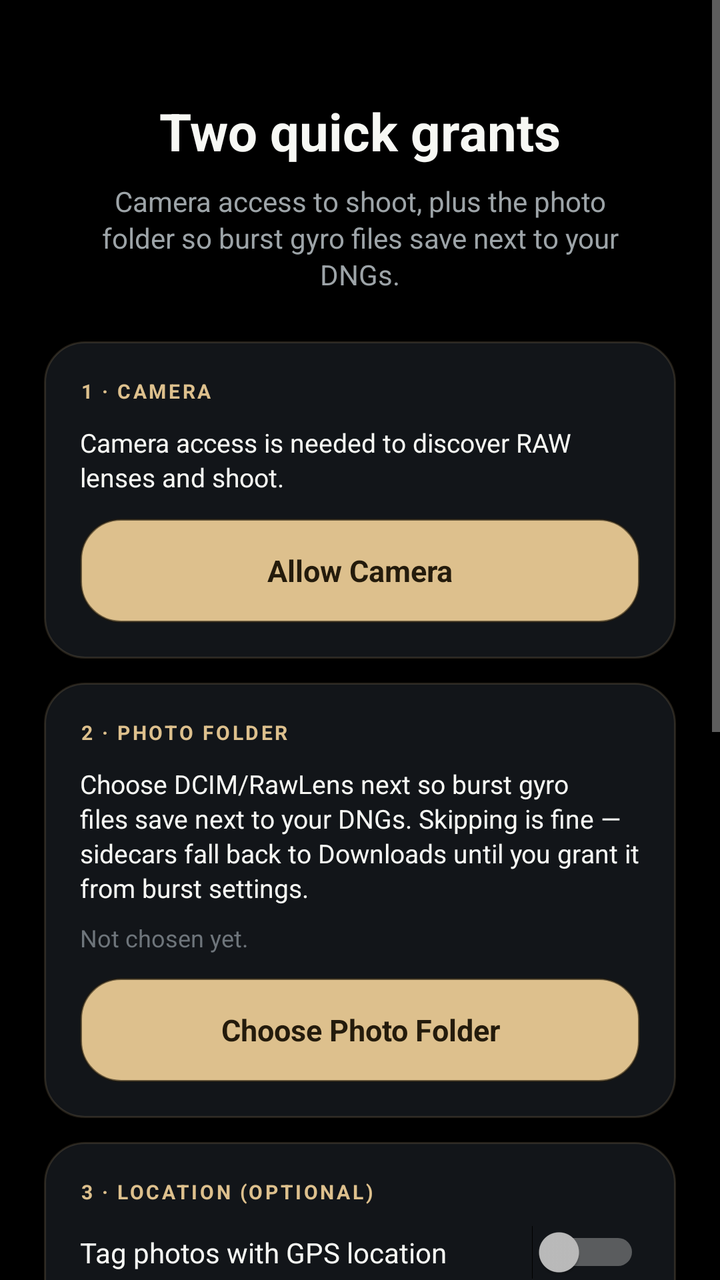
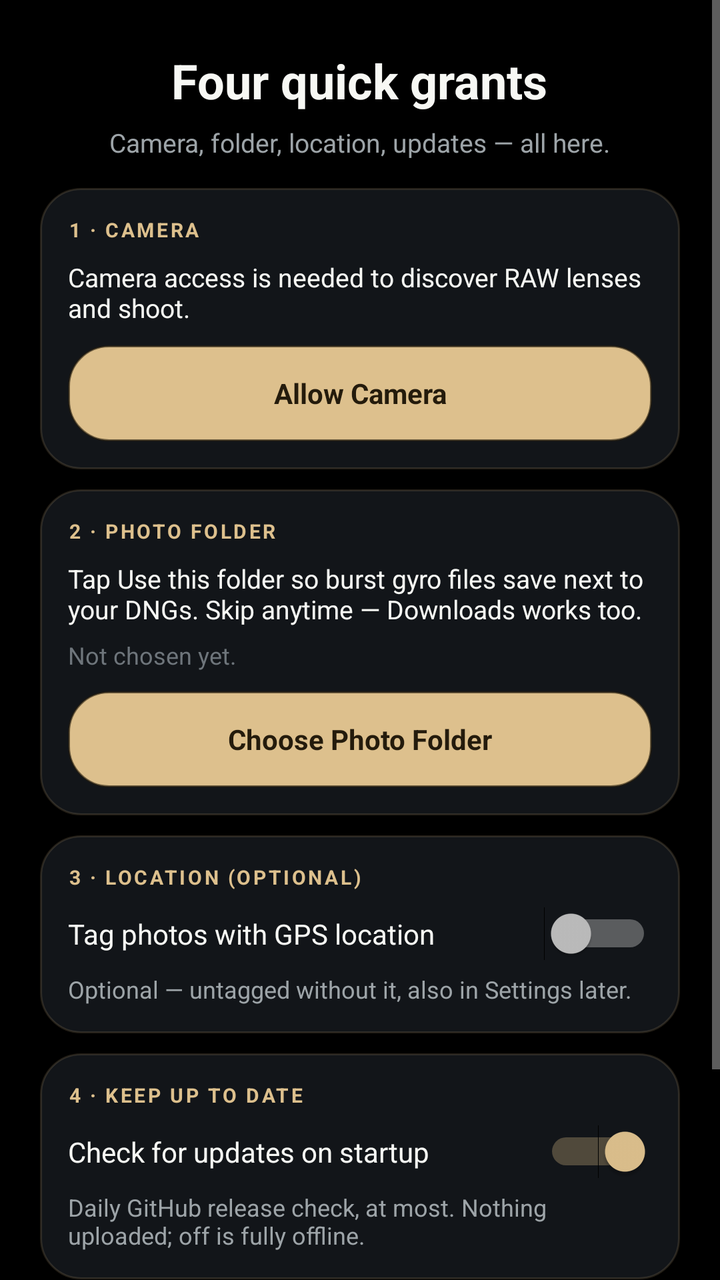

Before-and-after screenshots of an Android layout around one commit, followed by the original layout XML and the change that was made.
<!-- AndroidManifest.xml: application theme Theme.RawLens -->
<!-- res/layout/activity_welcome_permissions.xml -->
<?xml version="1.0" encoding="utf-8"?>
<ScrollView xmlns:android="http://schemas.android.com/apk/res/android"
    android:layout_width="match_parent"
    android:layout_height="match_parent"
    android:background="@android:color/black"
    android:fillViewport="true">

    <LinearLayout
        android:layout_width="match_parent"
        android:layout_height="wrap_content"
        android:gravity="center_horizontal"
        android:orientation="vertical"
        android:paddingStart="22dp"
        android:paddingEnd="22dp"
        android:paddingTop="48dp"
        android:paddingBottom="40dp">

        <TextView
            android:layout_width="wrap_content"
            android:layout_height="wrap_content"
            android:text="Two quick grants"
            android:textColor="@color/text_primary"
            android:textSize="26sp"
            android:textStyle="bold" />

        <TextView
            android:layout_width="260dp"
            android:layout_height="wrap_content"
            android:layout_marginTop="8dp"
            android:gravity="center"
            android:text="Camera access to shoot, plus the photo folder so burst gyro files save next to your DNGs."
            android:textColor="@color/text_secondary"
            android:textSize="14sp"
            android:lineSpacingExtra="2dp" />

        
        <LinearLayout
            android:layout_width="match_parent"
            android:layout_height="wrap_content"
            android:layout_marginTop="24dp"
            android:background="@drawable/welcome_card"
            android:orientation="vertical"
            android:padding="18dp">

            <TextView
                android:layout_width="wrap_content"
                android:layout_height="wrap_content"
                android:letterSpacing="0.12"
                android:text="1 · CAMERA"
                android:textColor="@color/accent"
                android:textSize="10sp"
                android:textStyle="bold" />

            <TextView
                android:id="@+id/permCameraStatus"
                android:layout_width="match_parent"
                android:layout_height="wrap_content"
                android:layout_marginTop="10dp"
                android:text="Camera access is needed to discover RAW lenses and shoot."
                android:textColor="@color/text_primary"
                android:textSize="13sp"
                android:lineSpacingExtra="2dp" />

            <Button
                android:id="@+id/permCameraButton"
                android:layout_width="match_parent"
                android:layout_height="52dp"
                android:layout_marginTop="12dp"
                android:background="@drawable/welcome_cta"
                android:text="Allow Camera"
                android:textAllCaps="false"
                android:textColor="@color/accent_dark"
                android:textSize="15sp"
                android:textStyle="bold"
                android:minHeight="52dp" />
        </LinearLayout>

        
        <LinearLayout
            android:layout_width="match_parent"
            android:layout_height="wrap_content"
            android:layout_marginTop="12dp"
            android:background="@drawable/welcome_card"
            android:orientation="vertical"
            android:padding="18dp">

            <TextView
                android:layout_width="wrap_content"
                android:layout_height="wrap_content"
                android:letterSpacing="0.12"
                android:text="2 · PHOTO FOLDER"
                android:textColor="@color/accent"
                android:textSize="10sp"
                android:textStyle="bold" />

            <TextView
                android:layout_width="match_parent"
                android:layout_height="wrap_content"
                android:layout_marginTop="10dp"
                android:text="Choose DCIM/RawLens next so burst gyro files save next to your DNGs. Skipping is fine — sidecars fall back to Downloads until you grant it from burst settings."
                android:textColor="@color/text_primary"
                android:textSize="13sp"
                android:lineSpacingExtra="2dp" />

            <TextView
                android:id="@+id/permFolderStatus"
                android:layout_width="match_parent"
                android:layout_height="wrap_content"
                android:layout_marginTop="8dp"
                android:text="Not chosen yet."
                android:textColor="@color/text_muted"
                android:textSize="12sp" />

            <Button
                android:id="@+id/permFolderButton"
                android:layout_width="match_parent"
                android:layout_height="52dp"
                android:layout_marginTop="12dp"
                android:background="@drawable/welcome_cta"
                android:text="Choose Photo Folder"
                android:textAllCaps="false"
                android:textColor="@color/accent_dark"
                android:textSize="15sp"
                android:textStyle="bold"
                android:minHeight="52dp" />
        </LinearLayout>

        
        <LinearLayout
            android:layout_width="match_parent"
            android:layout_height="wrap_content"
            android:layout_marginTop="12dp"
            android:background="@drawable/welcome_card"
            android:orientation="vertical"
            android:padding="18dp">

            <TextView
                android:layout_width="wrap_content"
                android:layout_height="wrap_content"
                android:letterSpacing="0.12"
                android:text="3 · LOCATION (OPTIONAL)"
                android:textColor="@color/accent"
                android:textSize="10sp"
                android:textStyle="bold" />

            <Switch
                android:id="@+id/locationSwitch"
                android:layout_width="match_parent"
                android:layout_height="wrap_content"
                android:layout_marginTop="10dp"
                android:checked="false"
                android:text="Tag photos with GPS location"
                android:textColor="@color/text_primary"
                android:textSize="14sp" />

            <TextView
                android:layout_width="match_parent"
                android:layout_height="wrap_content"
                android:layout_marginTop="8dp"
                android:text="Adds GPS coordinates to your DNGs and JPEGs. Optional — without it photos simply save untagged, and you can switch it on later in Settings."
                android:textColor="@color/text_secondary"
                android:textSize="12sp"
                android:lineSpacingExtra="2dp" />
        </LinearLayout>

        
        <LinearLayout
            android:id="@+id/updateSection"
            android:layout_width="match_parent"
            android:layout_height="wrap_content"
            android:layout_marginTop="12dp"
            android:background="@drawable/welcome_card"
            android:orientation="vertical"
            android:padding="18dp">

            <TextView
                android:layout_width="wrap_content"
                android:layout_height="wrap_content"
                android:letterSpacing="0.12"
                android:text="4 · KEEP UP TO DATE"
                android:textColor="@color/accent"
                android:textSize="10sp"
                android:textStyle="bold" />

            <Switch
                android:id="@+id/updateSwitch"
                android:layout_width="match_parent"
                android:layout_height="wrap_content"
                android:layout_marginTop="10dp"
                android:checked="true"
                android:text="Check for updates on startup"
                android:textColor="@color/text_primary"
                android:textSize="14sp" />

            <TextView
                android:layout_width="match_parent"
                android:layout_height="wrap_content"
                android:layout_marginTop="8dp"
                android:text="RawLens compares the installed version against the latest GitHub release, at most once a day. Only the public release info is fetched; nothing is uploaded.\n\nOff means fully offline: the app never contacts the network on its own. You can change this anytime under Settings → About."
                android:textColor="@color/text_secondary"
                android:textSize="12sp"
                android:lineSpacingExtra="2dp" />
        </LinearLayout>

        <Button
            android:id="@+id/permContinueButton"
            android:layout_width="match_parent"
            android:layout_height="60dp"
            android:layout_marginTop="24dp"
            android:background="@drawable/welcome_cta"
            android:text="Find My Lenses  →"
            android:textAllCaps="false"
            android:textColor="@color/accent_dark"
            android:textSize="17sp"
            android:textStyle="bold"
            android:minHeight="60dp" />

        <TextView
            android:id="@+id/permStatus"
            android:layout_width="260dp"
            android:layout_height="wrap_content"
            android:layout_marginTop="12dp"
            android:gravity="center"
            android:text="Next: RAW lens discovery, then go shoot. Your photos stay in DCIM/RawLens — no accounts, no cloud."
            android:textColor="@color/text_muted"
            android:textSize="12sp"
            android:lineSpacingExtra="2dp" />
    </LinearLayout>
</ScrollView>
<!-- resources referenced by this layout -->
<resources>
  <color name="accent">#DDC08D</color>
  <color name="accent_dark">#241B0C</color>
  <color name="text_muted">#6E757B</color>
  <color name="text_primary">#F7F8F4</color>
  <color name="text_secondary">#9DA4A8</color>
  <!-- drawable welcome_card (drawable) -->
  <shape xmlns:android="http://schemas.android.com/apk/res/android" android:shape="rectangle">
      <solid android:color="#F214171B" />
      <stroke android:width="1dp" android:color="#28DDC08D" />
      <corners android:radius="20dp" />
  </shape>
  <!-- drawable welcome_cta (drawable) -->
  <shape xmlns:android="http://schemas.android.com/apk/res/android" android:shape="rectangle">
      <solid android:color="@color/accent" />
      <stroke android:width="1dp" android:color="#99241B0C" />
      <corners android:radius="20dp" />
  </shape>
  <style name="Theme.RawLens" parent="android:style/Theme.Material.NoActionBar">
          <item name="android:fontFamily">sans-serif</item>
          <item name="android:colorAccent">@color/accent</item>
          <item name="android:windowActionModeOverlay">true</item>
          <item name="android:windowNoTitle">true</item>
          <item name="android:navigationBarColor">@color/surface</item>
          <item name="android:statusBarColor">@color/surface</item>
          <item name="android:windowLightStatusBar">false</item>
          <item name="android:alertDialogTheme">@style/ThemeOverlay.RawLens.Dialog</item>
      </style>
  <color name="surface">#070809</color>
  <style name="ThemeOverlay.RawLens.Dialog" parent="android:style/Theme.Material.Dialog.Alert">
          <item name="android:windowBackground">@drawable/quick_panel</item>
          <item name="android:colorAccent">@color/accent</item>
          <item name="android:textColorPrimary">@color/text_primary</item>
          <item name="android:textColorSecondary">@color/text_secondary</item>
          <item name="android:buttonStyle">@style/Widget.RawLens.DialogButton</item>
      </style>
  <!-- drawable quick_panel (drawable) -->
  <shape xmlns:android="http://schemas.android.com/apk/res/android" android:shape="rectangle">
      <solid android:color="#F514171B" />
      <stroke android:width="1dp" android:color="#30FFFFFF" />
      <corners android:radius="16dp" />
      <padding android:left="12dp" android:top="12dp" android:right="12dp" android:bottom="12dp" />
  </shape>
  <style name="Widget.RawLens.DialogButton" parent="@android:style/Widget.Material.Button">
          <item name="android:background">@drawable/control_chip</item>
          <item name="android:textColor">@color/text_primary</item>
          <item name="android:textSize">13sp</item>
          <item name="android:minHeight">48dp</item>
          <item name="android:minWidth">96dp</item>
          <item name="android:paddingStart">20dp</item>
          <item name="android:paddingEnd">20dp</item>
      </style>
  <!-- drawable control_chip (drawable) -->
  <selector xmlns:android="http://schemas.android.com/apk/res/android">
      <item android:state_pressed="true">
          <shape android:shape="rectangle">
              <solid android:color="#4D2A2E33" />
              <stroke android:width="1dp" android:color="#59FFFFFF" />
              <corners android:radius="14dp" />
          </shape>
      </item>
      <item android:state_enabled="false">
          <shape android:shape="rectangle">
              <solid android:color="#99181B1F" />
              <stroke android:width="1dp" android:color="#14FFFFFF" />
              <corners android:radius="14dp" />
          </shape>
      </item>
      <item>
          <shape android:shape="rectangle">
              <solid android:color="#D921262C" />
              <stroke android:width="1dp" android:color="#2EFFFFFF" />
              <corners android:radius="14dp" />
          </shape>
      </item>
  </selector>
</resources>

<!-- the commit's change to res/layout/activity_welcome_permissions.xml (unified diff, before → after) -->
@@ -8,39 +8,38 @@
     <LinearLayout
         android:layout_width="match_parent"
         android:layout_height="wrap_content"
-        android:gravity="center_horizontal"
+        android:gravity="center"
         android:orientation="vertical"
-        android:paddingStart="22dp"
-        android:paddingEnd="22dp"
-        android:paddingTop="48dp"
-        android:paddingBottom="40dp">
+        android:paddingStart="20dp"
+        android:paddingEnd="20dp"
+        android:paddingTop="24dp"
+        android:paddingBottom="24dp">
 
         <TextView
             android:layout_width="wrap_content"
             android:layout_height="wrap_content"
-            android:text="Two quick grants"
+            android:text="Four quick grants"
             android:textColor="@color/text_primary"
-            android:textSize="26sp"
+            android:textSize="24sp"
             android:textStyle="bold" />
 
         <TextView
-            android:layout_width="260dp"
-            android:layout_height="wrap_content"
-            android:layout_marginTop="8dp"
+            android:layout_width="wrap_content"
+            android:layout_height="wrap_content"
+            android:layout_marginTop="6dp"
             android:gravity="center"
-            android:text="Camera access to shoot, plus the photo folder so burst gyro files save next to your DNGs."
+            android:text="Camera, folder, location, updates — all here."
             android:textColor="@color/text_secondary"
-            android:textSize="14sp"
-            android:lineSpacingExtra="2dp" />
-
-        
-        <LinearLayout
-            android:layout_width="match_parent"
-            android:layout_height="wrap_content"
-            android:layout_marginTop="24dp"
-            android:background="@drawable/welcome_card"
-            android:orientation="vertical"
-            android:padding="18dp">
+            android:textSize="13sp" />
+
+        
+        <LinearLayout
+            android:layout_width="match_parent"
+            android:layout_height="wrap_content"
+            android:layout_marginTop="14dp"
+            android:background="@drawable/welcome_card"
+            android:orientation="vertical"
+            android:padding="14dp">
 
             <TextView
                 android:layout_width="wrap_content"
@@ -55,34 +54,33 @@
                 android:id="@+id/permCameraStatus"
                 android:layout_width="match_parent"
                 android:layout_height="wrap_content"
-                android:layout_marginTop="10dp"
+                android:layout_marginTop="8dp"
                 android:text="Camera access is needed to discover RAW lenses and shoot."
                 android:textColor="@color/text_primary"
-                android:textSize="13sp"
-                android:lineSpacingExtra="2dp" />
+                android:textSize="13sp" />
 
             <Button
                 android:id="@+id/permCameraButton"
                 android:layout_width="match_parent"
-                android:layout_height="52dp"
-                android:layout_marginTop="12dp"
+                android:layout_height="48dp"
+                android:layout_marginTop="10dp"
                 android:background="@drawable/welcome_cta"
                 android:text="Allow Camera"
                 android:textAllCaps="false"
                 android:textColor="@color/accent_dark"
-                android:textSize="15sp"
+                android:textSize="14sp"
                 android:textStyle="bold"
-                android:minHeight="52dp" />
-        </LinearLayout>
-
-        
-        <LinearLayout
-            android:layout_width="match_parent"
-            android:layout_height="wrap_content"
-            android:layout_marginTop="12dp"
-            android:background="@drawable/welcome_card"
-            android:orientation="vertical"
-            android:padding="18dp">
+                android:minHeight="48dp" />
+        </LinearLayout>
+
+        
+        <LinearLayout
+            android:layout_width="match_parent"
+            android:layout_height="wrap_content"
+            android:layout_marginTop="10dp"
+            android:background="@drawable/welcome_card"
+            android:orientation="vertical"
+            android:padding="14dp">
 
             <TextView
                 android:layout_width="wrap_content"
@@ -96,17 +94,16 @@
             <TextView
                 android:layout_width="match_parent"
                 android:layout_height="wrap_content"
-                android:layout_marginTop="10dp"
-                android:text="Choose DCIM/RawLens next so burst gyro files save next to your DNGs. Skipping is fine — sidecars fall back to Downloads until you grant it from burst settings."
-                android:textColor="@color/text_primary"
-                android:textSize="13sp"
-                android:lineSpacingExtra="2dp" />
+                android:layout_marginTop="8dp"
+                android:text="Tap Use this folder so burst gyro files save next to your DNGs. Skip anytime — Downloads works too."
+                android:textColor="@color/text_primary"
+                android:textSize="13sp" />
 
             <TextView
                 android:id="@+id/permFolderStatus"
                 android:layout_width="match_parent"
                 android:layout_height="wrap_content"
-                android:layout_marginTop="8dp"
+                android:layout_marginTop="6dp"
                 android:text="Not chosen yet."
                 android:textColor="@color/text_muted"
                 android:textSize="12sp" />
@@ -114,25 +111,25 @@
             <Button
                 android:id="@+id/permFolderButton"
                 android:layout_width="match_parent"
-                android:layout_height="52dp"
-                android:layout_marginTop="12dp"
+                android:layout_height="48dp"
+                android:layout_marginTop="10dp"
                 android:background="@drawable/welcome_cta"
                 android:text="Choose Photo Folder"
                 android:textAllCaps="false"
                 android:textColor="@color/accent_dark"
-                android:textSize="15sp"
+                android:textSize="14sp"
                 android:textStyle="bold"
-                android:minHeight="52dp" />
-        </LinearLayout>
-
-        
-        <LinearLayout
-            android:layout_width="match_parent"
-            android:layout_height="wrap_content"
-            android:layout_marginTop="12dp"
-            android:background="@drawable/welcome_card"
-            android:orientation="vertical"
-            android:padding="18dp">
+                android:minHeight="48dp" />
+        </LinearLayout>
+
+        
+        <LinearLayout
+            android:layout_width="match_parent"
+            android:layout_height="wrap_content"
+            android:layout_marginTop="10dp"
+            android:background="@drawable/welcome_card"
+            android:orientation="vertical"
+            android:padding="14dp">
 
             <TextView
                 android:layout_width="wrap_content"
@@ -147,7 +144,7 @@
                 android:id="@+id/locationSwitch"
                 android:layout_width="match_parent"
                 android:layout_height="wrap_content"
-                android:layout_marginTop="10dp"
+                android:layout_marginTop="8dp"
                 android:checked="false"
                 android:text="Tag photos with GPS location"
                 android:textColor="@color/text_primary"
@@ -156,11 +153,10 @@
             <TextView
                 android:layout_width="match_parent"
                 android:layout_height="wrap_content"
-                android:layout_marginTop="8dp"
-                android:text="Adds GPS coordinates to your DNGs and JPEGs. Optional — without it photos simply save untagged, and you can switch it on later in Settings."
+                android:layout_marginTop="6dp"
+                android:text="Optional — untagged without it, also in Settings later."
                 android:textColor="@color/text_secondary"
-                android:textSize="12sp"
-                android:lineSpacingExtra="2dp" />
+                android:textSize="12sp" />
         </LinearLayout>
 
         
@@ -168,10 +164,10 @@
             android:id="@+id/updateSection"
             android:layout_width="match_parent"
             android:layout_height="wrap_content"
-            android:layout_marginTop="12dp"
-            android:background="@drawable/welcome_card"
-            android:orientation="vertical"
-            android:padding="18dp">
+            android:layout_marginTop="10dp"
+            android:background="@drawable/welcome_card"
+            android:orientation="vertical"
+            android:padding="14dp">
 
             <TextView
                 android:layout_width="wrap_content"
@@ -186,7 +182,7 @@
                 android:id="@+id/updateSwitch"
                 android:layout_width="match_parent"
                 android:layout_height="wrap_content"
-                android:layout_marginTop="10dp"
+                android:layout_marginTop="8dp"
                 android:checked="true"
                 android:text="Check for updates on startup"
                 android:textColor="@color/text_primary"
@@ -195,35 +191,33 @@
             <TextView
                 android:layout_width="match_parent"
                 android:layout_height="wrap_content"
-                android:layout_marginTop="8dp"
-                android:text="RawLens compares the installed version against the latest GitHub release, at most once a day. Only the public release info is fetched; nothing is uploaded.\n\nOff means fully offline: the app never contacts the network on its own. You can change this anytime under Settings → About."
+                android:layout_marginTop="6dp"
+                android:text="Daily GitHub release check, at most. Nothing uploaded; off is fully offline."
                 android:textColor="@color/text_secondary"
-                android:textSize="12sp"
-                android:lineSpacingExtra="2dp" />
+                android:textSize="12sp" />
         </LinearLayout>
 
         <Button
             android:id="@+id/permContinueButton"
             android:layout_width="match_parent"
-            android:layout_height="60dp"
-            android:layout_marginTop="24dp"
+            android:layout_height="52dp"
+            android:layout_marginTop="12dp"
             android:background="@drawable/welcome_cta"
             android:text="Find My Lenses  →"
             android:textAllCaps="false"
             android:textColor="@color/accent_dark"
-            android:textSize="17sp"
+            android:textSize="16sp"
             android:textStyle="bold"
-            android:minHeight="60dp" />
+            android:minHeight="52dp" />
 
         <TextView
             android:id="@+id/permStatus"
             android:layout_width="260dp"
             android:layout_height="wrap_content"
-            android:layout_marginTop="12dp"
+            android:layout_marginTop="8dp"
             android:gravity="center"
-            android:text="Next: RAW lens discovery, then go shoot. Your photos stay in DCIM/RawLens — no accounts, no cloud."
+            android:text="Next: lens discovery, then shoot. Photos stay in DCIM/RawLens."
             android:textColor="@color/text_muted"
-            android:textSize="12sp"
-            android:lineSpacingExtra="2dp" />
+            android:textSize="12sp" />
     </LinearLayout>
 </ScrollView>
